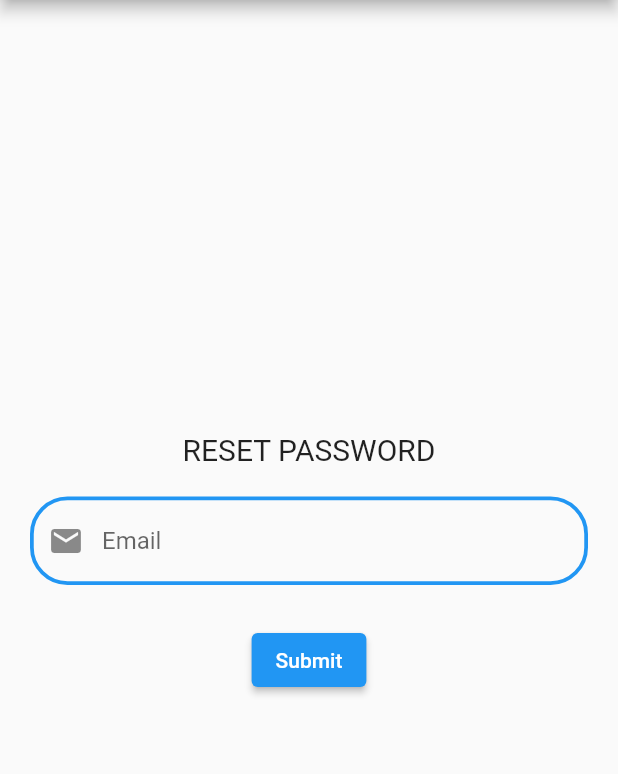
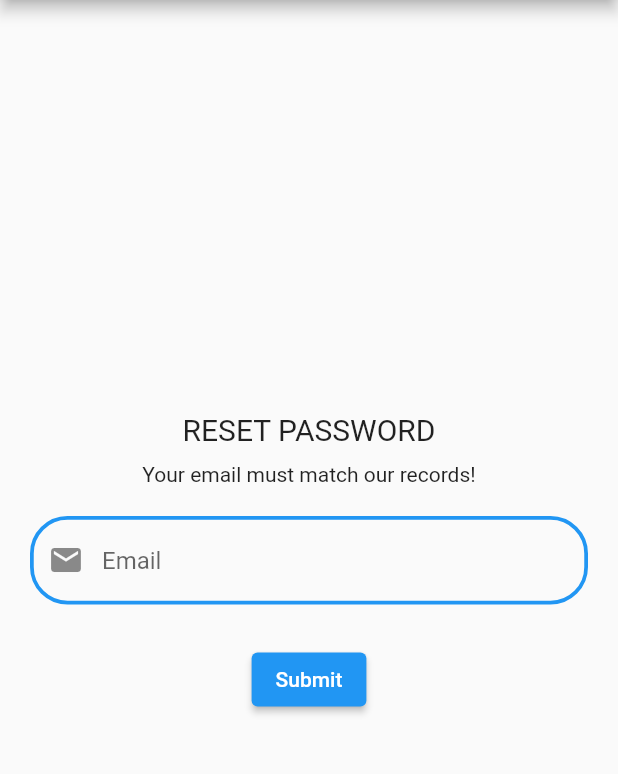
Before and after one commit to Petar81/Track-Bank-Expenses, a Flutter app: the ResetPassword screen opened directly, on a phone screen of 412 x 824 dp, the part 84-858 px from its top. Run offline on Flutter 3.47's test engine with Material 2 defaults, Android fonts, the phone set to English and light mode, and no system bars; our stand-ins replace charts_flutter, firebase_auth, firebase_core, firebase_database, firebase_storage, fl_chart and 2 more; accounts and stored records are empty.

Commit message:
add subtitle to reset_password screen

```diff
--- a/lib/screens/reset_password.dart
+++ b/lib/screens/reset_password.dart
@@ -35,6 +35,13 @@ class _ResetPasswordState extends State<ResetPassword> {
                         child: Text(
                           "RESET PASSWORD",
                           style: TextStyle(fontSize: 20.0),
+                        ),
+                      ),
+                      const Padding(
+                        padding: EdgeInsets.only(bottom: 10.0),
+                        child: Text(
+                          "Your email must match our records!",
+                          style: TextStyle(fontSize: 14.0),
                         ),
                       ),
                       Padding(
```
